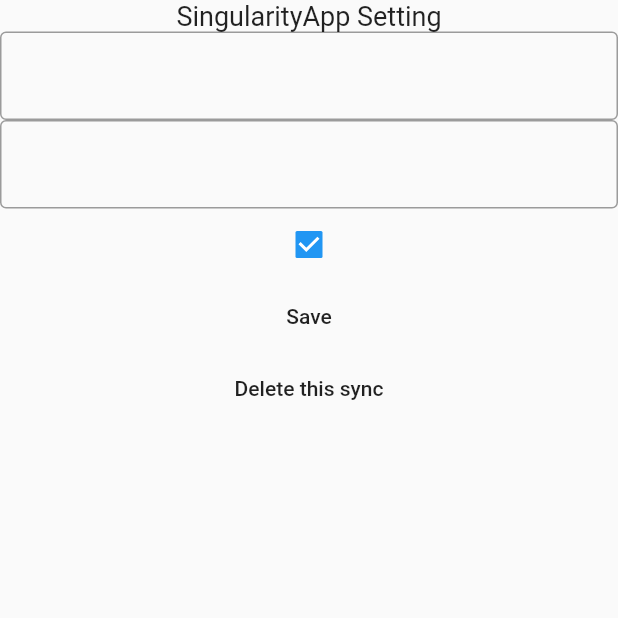
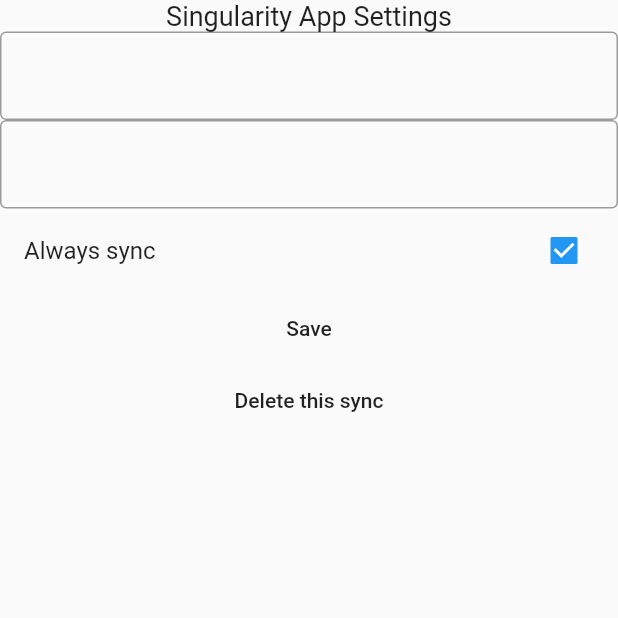
Before and after one commit to Graisvendir/singularity-note-challenge, a Flutter app: the SingularitySettingsPage screen opened by its route, on a phone screen of 412 x 824 dp, the top half of it. Run offline on Flutter 3.47's test engine with Material 2 defaults, Android fonts, the phone set to English and light mode, and no system bars; our stand-ins replace hive, image_picker, rxdart; missing offline and left inert: mailer; accounts and stored records are empty; generated files the repository leaves out were written again; Roboto replaces fonts that are missing (HelveticaNeue-Light); statements that could not run were skipped.

Commit message:
локализация

```diff
--- a/lib/src/app.dart
+++ b/lib/src/app.dart
@@ -38,6 +38,10 @@ class App extends StatelessWidget {
             EVERNOTE_SETTINGS_PATH: (context) => EvernoteSettingsPage(),
             SINGULARITY_SETTINGS_PATH: (context) => SingularitySettingsPage()
           },
+          supportedLocales: [
+            const Locale('en', 'US'), // English
+            const Locale('ru', 'RU'), // Russian
+          ],
         );
       }
     );
--- a/lib/src/resources/localisation.dart
+++ b/lib/src/resources/localisation.dart
@@ -1,3 +1,5 @@
+import 'package:flutter/widgets.dart';
+
 const LIGHT_THEME = ['Light theme', 'Светлая тема'];
 const DARK_THEME = ['Dark theme', 'Темная тема'];
 const SING_APP_TRY_NOW = ['Singularity App — try now', 'Singularity App — попробуйте сейчас'];
@@ -15,3 +17,14 @@ const EMAIL_ADRESS = ['Email Adress', 'Адрес почты'];
 const EMAIL_SETTINGS = ['Email Settings', 'Настройки почты'];
 const SING_SETTINGS = ['Singularity App Settings', 'Настройки Singularity App'];
 const EVERNOTE_SETTINGS = ['Evernote Settings', 'Настройки Evernote'];
+
+String localize(List<String> textConstant, context) {
+  Locale myLocale = Localizations.localeOf(context);
+  print(myLocale.languageCode);
+  print(myLocale.countryCode);
+  if (myLocale.languageCode == 'en') {
+    return textConstant.first;
+  } else {
+    return textConstant.last;
+  }
+}
--- a/lib/src/ui/pages/email_settings_page.dart
+++ b/lib/src/ui/pages/email_settings_page.dart
@@ -4,6 +4,7 @@ import 'package:note_project/src/ui/pages/settings_props/delete_sync.dart';
 import 'package:note_project/src/ui/pages/settings_props/save_button.dart';
 import 'package:provider/provider.dart';
 import 'package:note_project/src/blocks/settings_bloc.dart';
+import 'package:note_project/src/resources/localisation.dart';
 
 class EmailSettingsPage extends StatefulWidget {
   @override
@@ -47,7 +48,7 @@ class _EmailSettingsPageState extends State<EmailSettingsPage> {
             crossAxisAlignment: CrossAxisAlignment.start,
             children: <Widget>[
               Container(
-                child: Text('Email Setting'),
+                child: Text(localize(EMAIL_SETTINGS, context)),
                 padding: EdgeInsets.only(
                   bottom: 15.0
                 ),
@@ -55,7 +56,7 @@ class _EmailSettingsPageState extends State<EmailSettingsPage> {
               TextField(
                 decoration: InputDecoration(
                   border: OutlineInputBorder(),
-                  labelText: 'Email Setting'
+                  labelText: localize(EMAIL_SETTINGS, context)
                 ),
                 controller: emailController,
               ),
@@ -65,7 +66,7 @@ class _EmailSettingsPageState extends State<EmailSettingsPage> {
                   if (!snapshot.hasData) return Container();
 
                   return CheckboxListTile(
-                    title: Text('Always sync'),
+                    title: Text(localize(ALWAYS_SYNC, context)),
                     value: snapshot.data,
                     controlAffinity: ListTileControlAffinity.leading,
                     onChanged: (bool value) {
--- a/lib/src/ui/pages/evernote_settings_page.dart
+++ b/lib/src/ui/pages/evernote_settings_page.dart
@@ -5,6 +5,8 @@ import 'package:note_project/src/ui/pages/settings_props/delete_sync.dart';
 import 'package:note_project/src/ui/pages/settings_props/save_button.dart';
 import 'package:provider/provider.dart';
 import 'package:note_project/src/blocks/settings_bloc.dart';
+import 'package:note_project/src/resources/localisation.dart';
+
 
 class EvernoteSettingsPage extends StatefulWidget {
   @override
@@ -42,7 +44,7 @@ class _EvernoteSettingsPageState extends State<EvernoteSettingsPage> {
           children: <Widget>[
             Column(
               children: <Widget>[
-                Text('Evernote Setting'),
+                Text(localize(EVERNOTE_SETTINGS, context)),
                 TextField(
                   decoration: InputDecoration(
                     border: OutlineInputBorder(),
@@ -53,10 +55,11 @@ class _EvernoteSettingsPageState extends State<EvernoteSettingsPage> {
                   stream: bloc.settings[Settings.alwaysSyncEvernote],
                   builder: (context, snapshot) {
                     if (!snapshot.hasData) return Container();
-                    return Checkbox(
+                    return CheckboxListTile(
+                      title: Text(localize(ALWAYS_SYNC, context)),
                       value: snapshot.data,
                       onChanged: (bool value) {
-                          bloc.put(Settings.alwaysSyncEvernote, value);
+                        bloc.put(Settings.alwaysSyncEvernote, value);
                       },
                     );
                   }
--- a/lib/src/ui/pages/new_note_page.dart
+++ b/lib/src/ui/pages/new_note_page.dart
@@ -82,8 +82,7 @@ class _NewNotesPageState extends State<NewNotesPage> {
                 autofocus: true,
                 cursorColor: Color(0x000),
                 decoration: InputDecoration(
-                  border: InputBorder.none,
-                  hintText: 'Please, enter a lot of text'
+                  border: InputBorder.none
                 ),
                 keyboardType: TextInputType.multiline,
                 maxLines: null,
--- a/lib/src/ui/pages/settings_page.dart
+++ b/lib/src/ui/pages/settings_page.dart
@@ -2,6 +2,7 @@ import 'package:flutter/material.dart';
 import 'package:note_project/src/blocks/settings_bloc.dart';
 import 'package:note_project/src/models/settings.dart';
 import 'package:provider/provider.dart';
+import 'package:note_project/src/resources/localisation.dart';
 
 class SettingsPage extends StatefulWidget {
   @override
@@ -30,7 +31,8 @@ class _SettingsPageState extends State<SettingsPage> {
             builder: (context, snapshot) {
               if (!snapshot.hasData) return Container();
 
-              return Checkbox(
+                return CheckboxListTile(
+                title: Text(localize(LIGHT_THEME, context)),
                 value: snapshot.data,
                 onChanged: (bool value) {
                   bloc.put(Settings.theme, value);
--- a/lib/src/ui/pages/settings_props/delete_sync.dart
+++ b/lib/src/ui/pages/settings_props/delete_sync.dart
@@ -1,5 +1,6 @@
 import 'package:flutter/cupertino.dart';
 import 'package:flutter/material.dart';
+import 'package:note_project/src/resources/localisation.dart';
 
 class DeleteSync extends StatelessWidget {
   final void Function() deleteCallback;
@@ -13,7 +14,7 @@ class DeleteSync extends StatelessWidget {
         deleteCallback();
         Navigator.pop(context);
       },
-      child: Text('Delete this sync'),
+      child: Text(localize(DELETE_SYNC, context)),
     );
   }
 }
--- a/lib/src/ui/pages/settings_props/save_button.dart
+++ b/lib/src/ui/pages/settings_props/save_button.dart
@@ -1,5 +1,6 @@
 import 'package:flutter/cupertino.dart';
 import 'package:flutter/material.dart';
+import 'package:note_project/src/resources/localisation.dart';
 
 class SaveButton extends StatelessWidget {
   final void Function() saveCallback;
@@ -13,7 +14,7 @@ class SaveButton extends StatelessWidget {
         saveCallback();
         Navigator.pop(context);
       },
-      child: Text('Save'),
+      child: Text(localize(SAVE, context)),
 
     );
   }
--- a/lib/src/ui/pages/singularity_settings_page.dart
+++ b/lib/src/ui/pages/singularity_settings_page.dart
@@ -5,6 +5,8 @@ import 'package:note_project/src/ui/pages/settings_props/delete_sync.dart';
 import 'package:note_project/src/ui/pages/settings_props/save_button.dart';
 import 'package:provider/provider.dart';
 import 'package:note_project/src/blocks/settings_bloc.dart';
+import 'package:note_project/src/resources/localisation.dart';
+
 
 class SingularitySettingsPage extends StatefulWidget {
   @override
@@ -47,7 +49,7 @@ class _SingularitySettingsPageState extends State<SingularitySettingsPage> {
           children: <Widget>[
             Column(
               children: <Widget>[
-                Text('SingularityApp Setting'),
+                Text(localize(SING_SETTINGS, context)),
                 //логин
                 TextField(
                   decoration: InputDecoration(
@@ -66,7 +68,8 @@ class _SingularitySettingsPageState extends State<SingularitySettingsPage> {
                   stream: bloc.settings[Settings.alwaysSyncSIngularity],
                   builder: (context, snapshot) {
                     if (!snapshot.hasData) return Container();
-                    return Checkbox(
+                    return CheckboxListTile(
+                      title: Text(localize(ALWAYS_SYNC, context)),
                       value: snapshot.data,
                       onChanged: (bool value) {
                           bloc.put(Settings.alwaysSyncSIngularity, value);
```
